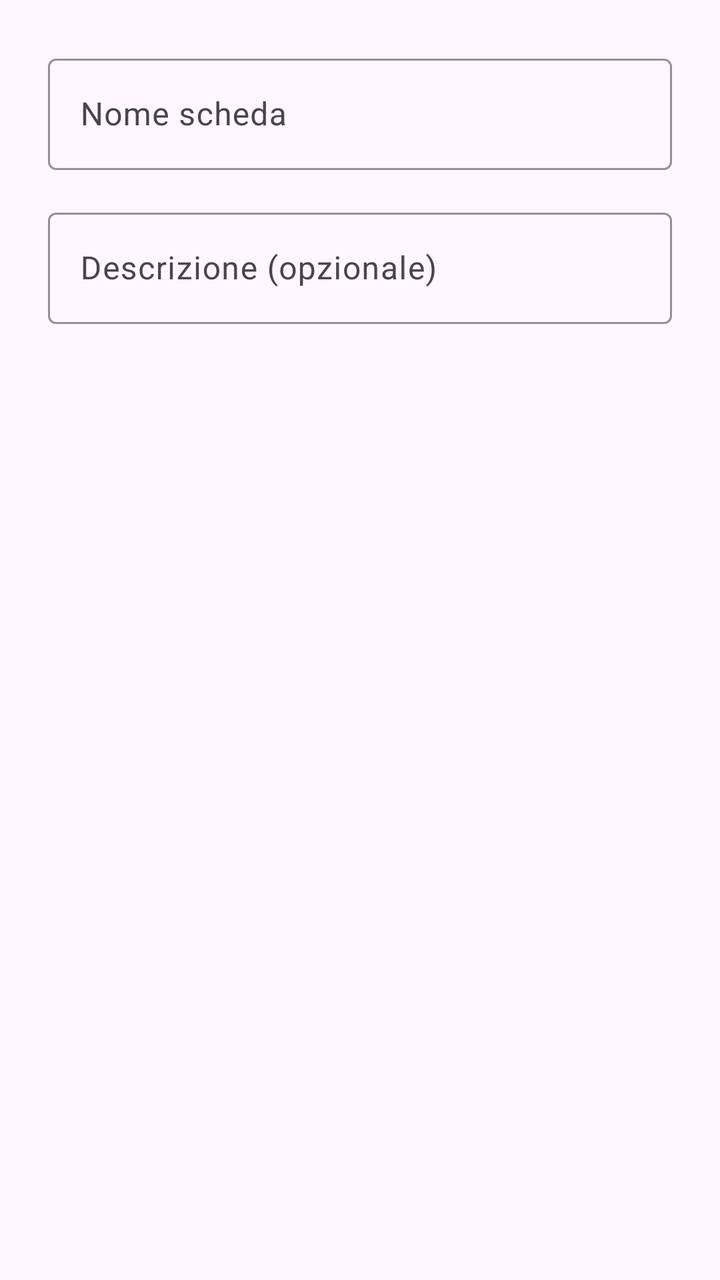
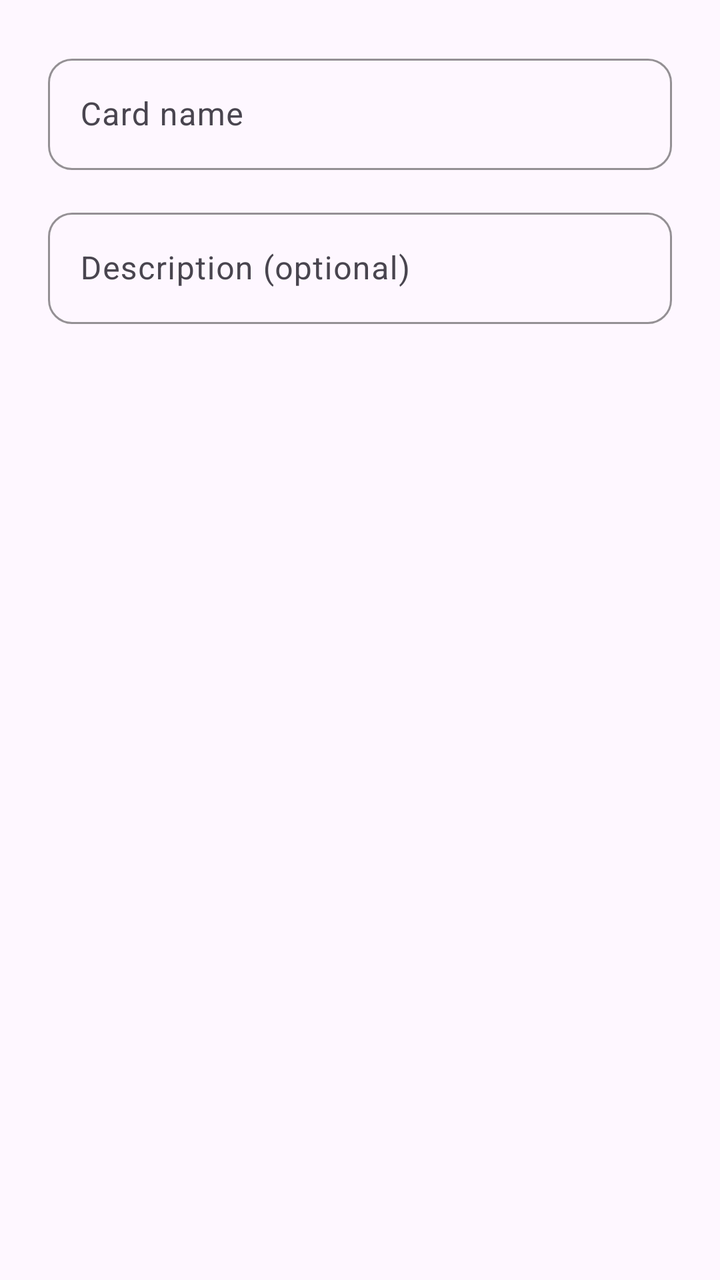

The first picture is an Android layout as it rendered before a commit; the second is the same layout after the commit. The layout source and the unified diff follow.
<!-- AndroidManifest.xml: application theme Theme.TrGym -->
<!-- res/layout/dialog_edit_workout_card.xml -->
<?xml version="1.0" encoding="utf-8"?>
<LinearLayout xmlns:android="http://schemas.android.com/apk/res/android"
    xmlns:app="http://schemas.android.com/apk/res-auto"
    android:layout_width="match_parent"
    android:layout_height="wrap_content"
    android:orientation="vertical"
    android:padding="24dp">

    <com.google.android.material.textfield.TextInputLayout
        android:layout_width="match_parent"
        android:layout_height="wrap_content"
        android:layout_marginBottom="16dp"
        android:hint="Nome scheda"
        app:boxStrokeColor="@color/primary"
        app:hintTextColor="@color/primary"
        style="@style/Widget.Material3.TextInputLayout.OutlinedBox">

        <com.google.android.material.textfield.TextInputEditText
            android:id="@+id/workoutNameInput"
            android:layout_width="match_parent"
            android:layout_height="wrap_content"
            android:inputType="textCapSentences"
            android:maxLines="1"
            android:textSize="16sp" />

    </com.google.android.material.textfield.TextInputLayout>

    <com.google.android.material.textfield.TextInputLayout
        android:layout_width="match_parent"
        android:layout_height="wrap_content"
        android:hint="Descrizione (opzionale)"
        app:boxStrokeColor="@color/primary"
        app:hintTextColor="@color/primary"
        style="@style/Widget.Material3.TextInputLayout.OutlinedBox">

        <com.google.android.material.textfield.TextInputEditText
            android:id="@+id/workoutDescriptionInput"
            android:layout_width="match_parent"
            android:layout_height="wrap_content"
            android:inputType="textCapSentences|textMultiLine"
            android:maxLines="3"
            android:textSize="16sp" />

    </com.google.android.material.textfield.TextInputLayout>

</LinearLayout>
<!-- resources referenced by this layout -->
<resources>
  <color name="primary">#3151E7</color>
  <style name="Theme.TrGym" parent="Theme.Material3.DayNight.NoActionBar">
          <item name="android:statusBarColor">@android:color/white</item>
          <item name="android:navigationBarColor">@android:color/white</item> 
          <item name="android:windowLightStatusBar">true</item>
          <item name="android:windowLightNavigationBar">true</item>
          <item name="android:windowSoftInputMode">adjustPan</item>
  
          
      </style>
</resources>

<!-- the commit's change to res/layout/dialog_edit_workout_card.xml (unified diff, before → after) -->
@@ -10,9 +10,13 @@
         android:layout_width="match_parent"
         android:layout_height="wrap_content"
         android:layout_marginBottom="16dp"
-        android:hint="Nome scheda"
+        android:hint="Card name"
         app:boxStrokeColor="@color/primary"
         app:hintTextColor="@color/primary"
+        app:boxCornerRadiusTopStart="12dp"
+        app:boxCornerRadiusTopEnd="12dp"
+        app:boxCornerRadiusBottomStart="12dp"
+        app:boxCornerRadiusBottomEnd="12dp"
         style="@style/Widget.Material3.TextInputLayout.OutlinedBox">
 
         <com.google.android.material.textfield.TextInputEditText
@@ -28,8 +32,12 @@
     <com.google.android.material.textfield.TextInputLayout
         android:layout_width="match_parent"
         android:layout_height="wrap_content"
-        android:hint="Descrizione (opzionale)"
+        android:hint="Description (optional)"
         app:boxStrokeColor="@color/primary"
+        app:boxCornerRadiusTopStart="12dp"
+        app:boxCornerRadiusTopEnd="12dp"
+        app:boxCornerRadiusBottomStart="12dp"
+        app:boxCornerRadiusBottomEnd="12dp"
         app:hintTextColor="@color/primary"
         style="@style/Widget.Material3.TextInputLayout.OutlinedBox">
 
